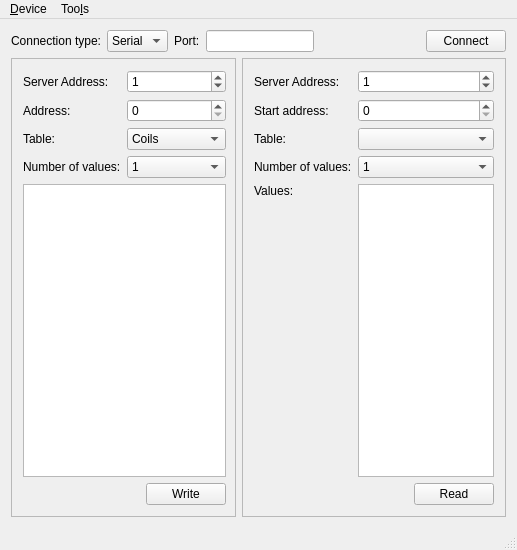
Before: the Qt Designer form examples/serialbus/modbus/master/mainwindow.ui in qt/qtserialbus, drawn with Qt 5.
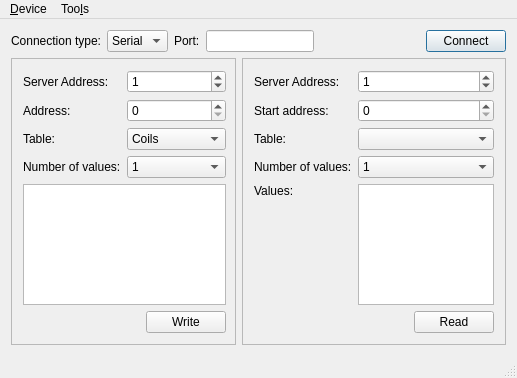
After: the same form once the commit is applied. Icons and pictures are not drawn.

The edit to the form file:
```diff
--- a/examples/serialbus/modbus/master/mainwindow.ui
+++ b/examples/serialbus/modbus/master/mainwindow.ui
@@ -7,7 +7,7 @@
     <x>0</x>
     <y>0</y>
     <width>517</width>
-    <height>550</height>
+    <height>378</height>
    </rect>
   </property>
   <property name="maximumSize">
@@ -97,6 +97,12 @@
         <property name="checkable">
          <bool>false</bool>
         </property>
+        <property name="autoDefault">
+         <bool>false</bool>
+        </property>
+        <property name="default">
+         <bool>true</bool>
+        </property>
        </widget>
       </item>
      </layout>
```
Left out of the diff: 2 changed lines with no effect on the pictures.
